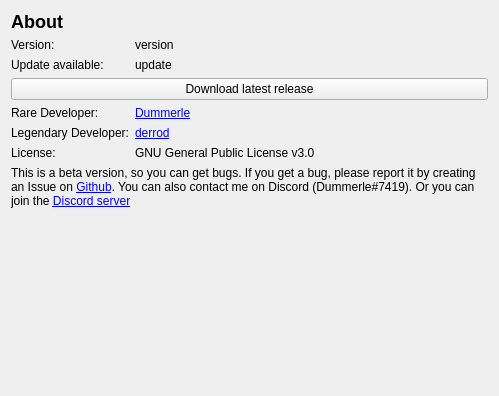
Old version of the form resources/ui/components/tabs/settings/about.ui in the repository RareDevs/Rare.
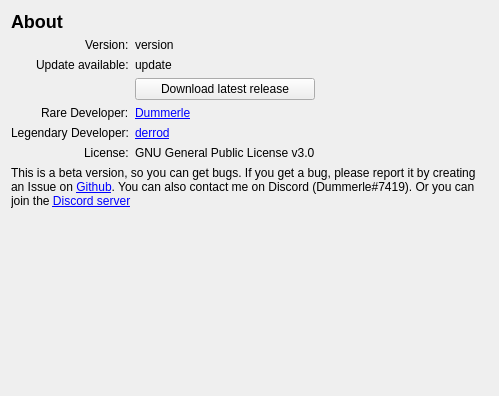
New version of the form.

Diff of the .ui file:
```diff
--- a/resources/ui/components/tabs/settings/about.ui
+++ b/resources/ui/components/tabs/settings/about.ui
@@ -14,81 +14,27 @@
    <string>Form</string>
   </property>
   <layout class="QGridLayout" name="gridLayout">
-   <item row="0" column="0" colspan="3">
-    <widget class="QLabel" name="title">
-     <property name="sizePolicy">
-      <sizepolicy hsizetype="Maximum" vsizetype="Preferred">
-       <horstretch>0</horstretch>
-       <verstretch>0</verstretch>
-      </sizepolicy>
-     </property>
+   <item row="4" column="1">
+    <widget class="QPushButton" name="open_browser">
      <property name="text">
-      <string>&lt;h2&gt;About&lt;/h2&gt;</string>
+      <string>Download latest release</string>
      </property>
-     <property name="alignment">
-      <set>Qt::AlignRight|Qt::AlignTrailing|Qt::AlignVCenter</set>
-     </property>
     </widget>
    </item>
-   <item row="1" column="0">
-    <widget class="QLabel" name="version_lbl">
-     <property name="sizePolicy">
-      <sizepolicy hsizetype="Maximum" vsizetype="Preferred">
-       <horstretch>0</horstretch>
-       <verstretch>0</verstretch>
-      </sizepolicy>
-     </property>
+   <item row="2" column="0" alignment="Qt::AlignRight">
+    <widget class="QLabel" name="lbl_version">
      <property name="text">
-      <string>Version: </string>
+      <string>Version:</string>
      </property>
     </widget>
    </item>
-   <item row="7" column="1" colspan="3">
-    <widget class="QLabel" name="license">
-     <property name="text">
-      <string>GNU General Public License v3.0</string>
-     </property>
-    </widget>
-   </item>
-   <item row="7" column="0">
-    <widget class="QLabel" name="license_lbl">
-     <property name="sizePolicy">
-      <sizepolicy hsizetype="Maximum" vsizetype="Preferred">
-       <horstretch>0</horstretch>
-       <verstretch>0</verstretch>
-      </sizepolicy>
-     </property>
+   <item row="7" column="0" alignment="Qt::AlignRight">
+    <widget class="QLabel" name="lbl_license">
      <property name="text">
       <string>License:</string>
      </property>
     </widget>
    </item>
-   <item row="14" column="0" colspan="4">
-    <spacer name="verticalSpacer">
-     <property name="orientation">
-      <enum>Qt::Vertical</enum>
-     </property>
-     <property name="sizeHint" stdset="0">
-      <size>
-       <width>20</width>
-       <height>40</height>
-      </size>
-     </property>
-    </spacer>
-   </item>
-   <item row="5" column="0">
-    <widget class="QLabel" name="dev_lbl">
-     <property name="sizePolicy">
-      <sizepolicy hsizetype="Maximum" vsizetype="Preferred">
-       <horstretch>0</horstretch>
-       <verstretch>0</verstretch>
-      </sizepolicy>
-     </property>
-     <property name="text">
-      <string>Rare Developer:</string>
-     </property>
-    </widget>
-   </item>
    <item row="6" column="0">
     <widget class="QLabel" name="lgd_dev_lbl">
      <property name="sizePolicy">
@@ -102,46 +48,8 @@
      </property>
     </widget>
    </item>
-   <item row="2" column="0">
-    <widget class="QLabel" name="update_lbl">
-     <property name="sizePolicy">
-      <sizepolicy hsizetype="Maximum" vsizetype="Preferred">
-       <horstretch>0</horstretch>
-       <verstretch>0</verstretch>
-      </sizepolicy>
-     </property>
-     <property name="text">
-      <string>Update available: </string>
-     </property>
-    </widget>
-   </item>
-   <item row="6" column="1" colspan="3">
-    <widget class="QLabel" name="lgd_dev">
-     <property name="sizePolicy">
-      <sizepolicy hsizetype="Minimum" vsizetype="Preferred">
-       <horstretch>0</horstretch>
-       <verstretch>0</verstretch>
-      </sizepolicy>
-     </property>
-     <property name="toolTip">
-      <string>Github</string>
-     </property>
-     <property name="text">
-      <string>&lt;a href='https://github.com/derrod/'&gt;derrod&lt;/a&gt;</string>
-     </property>
-     <property name="openExternalLinks">
-      <bool>true</bool>
-     </property>
-    </widget>
-   </item>
-   <item row="5" column="1" colspan="3">
+   <item row="5" column="1">
     <widget class="QLabel" name="dev">
-     <property name="sizePolicy">
-      <sizepolicy hsizetype="Minimum" vsizetype="Preferred">
-       <horstretch>0</horstretch>
-       <verstretch>0</verstretch>
-      </sizepolicy>
-     </property>
      <property name="toolTip">
       <string>Github</string>
      </property>
@@ -153,28 +61,55 @@
      </property>
     </widget>
    </item>
-   <item row="2" column="1" colspan="3">
-    <widget class="QLabel" name="update">
+   <item row="3" column="0" alignment="Qt::AlignRight">
+    <widget class="QLabel" name="lbl_update">
      <property name="text">
-      <string>update</string>
+      <string>Update available:</string>
      </property>
     </widget>
    </item>
-   <item row="1" column="1" colspan="3">
+   <item row="2" column="1">
     <widget class="QLabel" name="version">
      <property name="text">
       <string>version</string>
      </property>
     </widget>
    </item>
-   <item row="4" column="0" colspan="4">
-    <widget class="QPushButton" name="open_browser">
+   <item row="5" column="0" alignment="Qt::AlignRight">
+    <widget class="QLabel" name="lbl_dev">
      <property name="text">
-      <string>Download latest release</string>
+      <string>Rare Developer:</string>
      </property>
     </widget>
    </item>
-   <item row="8" column="0" colspan="4">
+   <item row="7" column="1">
+    <widget class="QLabel" name="license">
+     <property name="text">
+      <string>GNU General Public License v3.0</string>
+     </property>
+    </widget>
+   </item>
+   <item row="3" column="1">
+    <widget class="QLabel" name="update">
+     <property name="text">
+      <string>update</string>
+     </property>
+    </widget>
+   </item>
+   <item row="6" column="1">
+    <widget class="QLabel" name="lgd_dev">
+     <property name="toolTip">
+      <string>Github</string>
+     </property>
+     <property name="text">
+      <string>&lt;a href='https://github.com/derrod/'&gt;derrod&lt;/a&gt;</string>
+     </property>
+     <property name="openExternalLinks">
+      <bool>true</bool>
+     </property>
+    </widget>
+   </item>
+   <item row="14" column="0" colspan="3">
     <widget class="QLabel" name="info_text">
      <property name="sizePolicy">
       <sizepolicy hsizetype="Preferred" vsizetype="Preferred">
@@ -196,6 +131,39 @@
      </property>
     </widget>
    </item>
+   <item row="15" column="0" colspan="3">
+    <spacer name="verticalSpacer">
+     <property name="orientation">
+      <enum>Qt::Vertical</enum>
+     </property>
+     <property name="sizeHint" stdset="0">
+      <size>
+       <width>20</width>
+       <height>40</height>
+      </size>
+     </property>
+    </spacer>
+   </item>
+   <item row="1" column="0" colspan="3">
+    <widget class="QLabel" name="title">
+     <property name="text">
+      <string>&lt;h2&gt;About&lt;/h2&gt;</string>
+     </property>
+    </widget>
+   </item>
+   <item row="2" column="2" rowspan="6">
+    <spacer name="horizontalSpacer">
+     <property name="orientation">
+      <enum>Qt::Horizontal</enum>
+     </property>
+     <property name="sizeHint" stdset="0">
+      <size>
+       <width>40</width>
+       <height>20</height>
+      </size>
+     </property>
+    </spacer>
+   </item>
   </layout>
  </widget>
  <resources/>
```
Left out of the diff: 19 changed lines with no effect on the pictures.
